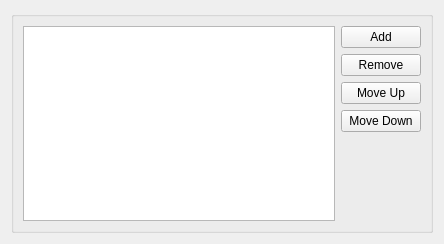
zaufi/kate-cpp-helper-plugin, file src/path_config.ui: the form before one commit.
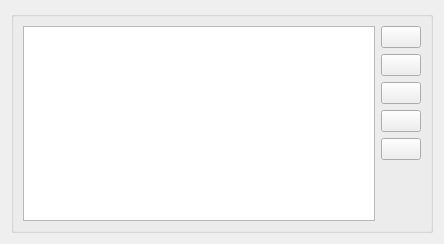
The form after the commit. Custom widgets are drawn as their Qt base class.

Commit message: detect builtin compiler paths has been added. paths configuration redesigned and refactored

```diff
--- a/src/path_config.ui
+++ b/src/path_config.ui
@@ -35,7 +35,7 @@
            <string>Add directory to the list</string>
           </property>
           <property name="text">
-           <string>Add</string>
+           <string/>
           </property>
          </widget>
         </item>
@@ -45,7 +45,7 @@
            <string>Remove directory from the list</string>
           </property>
           <property name="text">
-           <string>Remove</string>
+           <string/>
           </property>
          </widget>
         </item>
@@ -55,7 +55,7 @@
            <string>&lt;html&gt;&lt;head/&gt;&lt;body&gt;&lt;p&gt;Move current directory up&lt;/p&gt;&lt;/body&gt;&lt;/html&gt;</string>
           </property>
           <property name="text">
-           <string>Move Up</string>
+           <string/>
           </property>
          </widget>
         </item>
@@ -65,12 +65,22 @@
            <string>&lt;html&gt;&lt;head/&gt;&lt;body&gt;&lt;p&gt;Move current directory down&lt;/p&gt;&lt;/body&gt;&lt;/html&gt;</string>
           </property>
           <property name="text">
-           <string>Move Down</string>
+           <string/>
           </property>
          </widget>
         </item>
         <item>
-         <spacer name="verticalSpacer">
+         <widget class="KPushButton" name="clearButton">
+          <property name="toolTip">
+           <string>Clear directories list</string>
+          </property>
+          <property name="text">
+           <string/>
+          </property>
+         </widget>
+        </item>
+        <item>
+         <spacer name="vs">
           <property name="orientation">
            <enum>Qt::Vertical</enum>
           </property>
@@ -90,6 +100,11 @@
   </layout>
  </widget>
  <customwidgets>
+  <customwidget>
+   <class>KPushButton</class>
+   <extends>QPushButton</extends>
+   <header>kpushbutton.h</header>
+  </customwidget>
   <customwidget>
    <class>KListWidget</class>
    <extends>QListWidget</extends>
```
Left out of the diff: 18 changed lines with no effect on the pictures. The commit also changes 6 other files.
